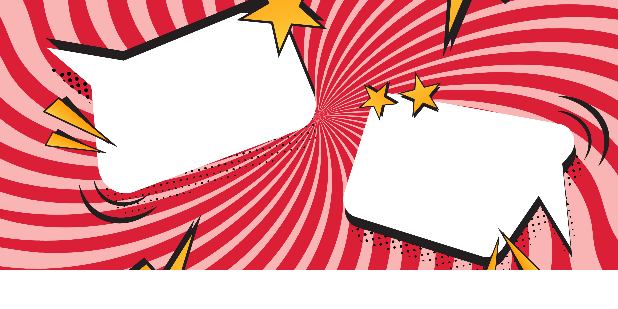
After one commit to The-uncanny-valley/CatChat, an Android app: the layout nav_header.xml on its own in the app's theme, with its tools: preview values and no code run, on a phone screen of 412 x 824 dp. The commit adds this screen. Shown: the top 309 px of the screen. Run offline under Robolectric (Android 15) with nearby library versions, the phone set to English and light mode, and no system bars.

Commit message:
feat: replace bottom navigation with navigation drawer
- Removed BottomNavigationView from activity_main.xml and implemented DrawerLayout with NavigationView
- Added nav_header.xml for drawer header layout
- Modified menu_main.xml for drawer menu items
- Added pop_art.png for drawer header background
- Updated MainActivity.kt to handle drawer toggle and navigation item selection

```diff
--- /dev/null
+++ b/app/src/main/res/layout/nav_header.xml
@@ -0,0 +1,13 @@
+<?xml version="1.0" encoding="utf-8"?>
+<FrameLayout xmlns:android="http://schemas.android.com/apk/res/android"
+    android:layout_width="match_parent"
+    android:layout_height="180dp">
+
+    <ImageView
+
+        android:layout_width="wrap_content"
+        android:layout_height="wrap_content"
+        android:scaleType="centerCrop"
+        android:src="@drawable/pop_art" />
+
+</FrameLayout>
--- a/app/src/main/res/values/strings.xml
+++ b/app/src/main/res/values/strings.xml
@@ -1,8 +1,8 @@
 <resources>
     <string name="app_name">CatChat</string>
     <string name="inbox">Inbox</string>
-    <!-- TODO: Remove or change this placeholder text -->
     <string name="hello_blank_fragment">Hello blank fragment</string>
     <string name="help">Help</string>
     <string name="sent_items">Sent Items</string>
+    <string name="support">Support</string>
 </resources>
```
Also changed, not shown: app/src/main/java/com/hfad/catchat/MainActivity.kt (+7 -3 lines), app/src/main/res/layout/activity_main.xml (+16 -7 lines), app/src/main/res/menu/menu_main.xml (+8 -1 lines), app/src/main/res/drawable/pop_art.png (added).
